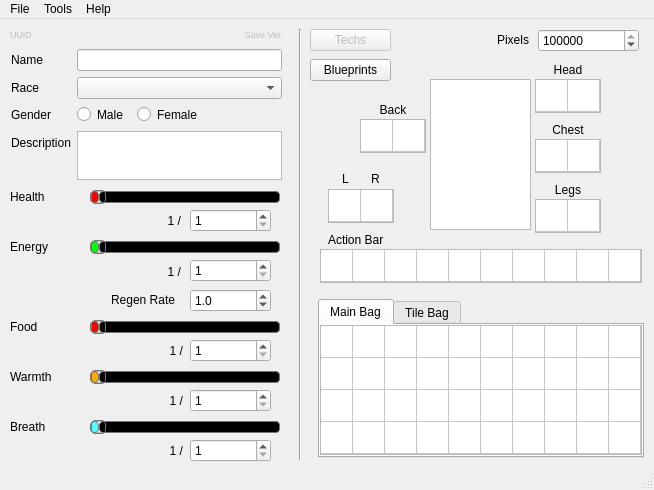
Qt form starcheat/templates/MainWindow.ui (wizzomafizzo/starcheat) before a commit.
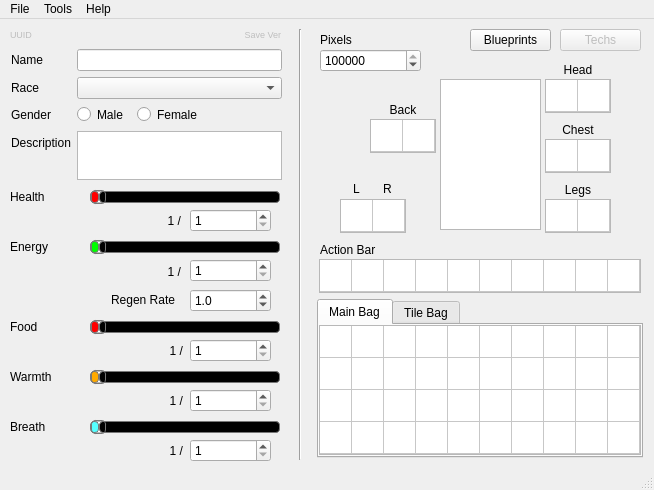
The same form after that commit.

Commit message: Added blueprint/recipe management dialog and assets module

What changed in the file:
```diff
--- a/starcheat/templates/MainWindow.ui
+++ b/starcheat/templates/MainWindow.ui
@@ -432,7 +432,7 @@
    <widget class="QLabel" name="backpack_label">
     <property name="geometry">
      <rect>
-      <x>360</x>
+      <x>370</x>
       <y>80</y>
       <width>66</width>
       <height>21</height>
@@ -448,7 +448,7 @@
    <widget class="QLabel" name="legs_label">
     <property name="geometry">
      <rect>
-      <x>535</x>
+      <x>545</x>
       <y>160</y>
       <width>66</width>
       <height>21</height>
@@ -464,8 +464,8 @@
    <widget class="QLabel" name="left_hand_label">
     <property name="geometry">
      <rect>
-      <x>330</x>
-      <y>150</y>
+      <x>341</x>
+      <y>160</y>
       <width>31</width>
       <height>20</height>
      </rect>
@@ -480,7 +480,7 @@
    <widget class="QLabel" name="chest_label">
     <property name="geometry">
      <rect>
-      <x>535</x>
+      <x>545</x>
       <y>100</y>
       <width>66</width>
       <height>21</height>
@@ -496,7 +496,7 @@
    <widget class="QLabel" name="head_label">
     <property name="geometry">
      <rect>
-      <x>535</x>
+      <x>545</x>
       <y>40</y>
       <width>66</width>
       <height>21</height>
@@ -512,7 +512,7 @@
    <widget class="QTabWidget" name="inv_tabs">
     <property name="geometry">
      <rect>
-      <x>318</x>
+      <x>317</x>
       <y>280</y>
       <width>326</width>
       <height>159</height>
@@ -804,8 +804,8 @@
    <widget class="QTableWidget" name="action_bar">
     <property name="geometry">
      <rect>
-      <x>320</x>
-      <y>230</y>
+      <x>319</x>
+      <y>240</y>
       <width>322</width>
       <height>34</height>
      </rect>
@@ -922,8 +922,8 @@
    <widget class="QTableWidget" name="wieldable">
     <property name="geometry">
      <rect>
-      <x>328</x>
-      <y>170</y>
+      <x>340</x>
+      <y>180</y>
       <width>66</width>
       <height>34</height>
      </rect>
@@ -1000,8 +1000,8 @@
    <widget class="QLabel" name="label">
     <property name="geometry">
      <rect>
-      <x>328</x>
-      <y>210</y>
+      <x>320</x>
+      <y>220</y>
       <width>64</width>
       <height>21</height>
      </rect>
@@ -1013,7 +1013,7 @@
    <widget class="QTableWidget" name="legs">
     <property name="geometry">
      <rect>
-      <x>535</x>
+      <x>545</x>
       <y>180</y>
       <width>66</width>
       <height>34</height>
@@ -1091,7 +1091,7 @@
    <widget class="QTableWidget" name="chest">
     <property name="geometry">
      <rect>
-      <x>535</x>
+      <x>545</x>
       <y>120</y>
       <width>66</width>
       <height>34</height>
@@ -1169,7 +1169,7 @@
    <widget class="QTableWidget" name="back">
     <property name="geometry">
      <rect>
-      <x>360</x>
+      <x>370</x>
       <y>100</y>
       <width>66</width>
       <height>34</height>
@@ -1247,7 +1247,7 @@
    <widget class="QTableWidget" name="head">
     <property name="geometry">
      <rect>
-      <x>535</x>
+      <x>545</x>
       <y>60</y>
       <width>66</width>
       <height>34</height>
@@ -1341,7 +1341,7 @@
    <widget class="QLabel" name="pixels_label">
     <property name="geometry">
      <rect>
-      <x>488</x>
+      <x>320</x>
       <y>10</y>
       <width>41</width>
       <height>21</height>
@@ -1354,14 +1354,14 @@
      <string>Pixels</string>
     </property>
     <property name="alignment">
-     <set>Qt::AlignRight|Qt::AlignTrailing|Qt::AlignVCenter</set>
+     <set>Qt::AlignLeading|Qt::AlignLeft|Qt::AlignVCenter</set>
     </property>
    </widget>
    <widget class="QSpinBox" name="pixels">
     <property name="geometry">
      <rect>
-      <x>538</x>
-      <y>10</y>
+      <x>320</x>
+      <y>30</y>
       <width>101</width>
       <height>23</height>
      </rect>
@@ -1379,7 +1379,7 @@
    <widget class="QGraphicsView" name="player_pic">
     <property name="geometry">
      <rect>
-      <x>430</x>
+      <x>440</x>
       <y>60</y>
       <width>101</width>
       <height>151</height>
@@ -1389,8 +1389,8 @@
    <widget class="QLabel" name="left_hand_label_2">
     <property name="geometry">
      <rect>
-      <x>360</x>
-      <y>150</y>
+      <x>372</x>
+      <y>160</y>
       <width>31</width>
       <height>20</height>
      </rect>
@@ -1662,7 +1662,7 @@
     </property>
     <property name="geometry">
      <rect>
-      <x>310</x>
+      <x>560</x>
       <y>10</y>
       <width>81</width>
       <height>22</height>
@@ -1675,8 +1675,8 @@
    <widget class="QPushButton" name="pushButton_2">
     <property name="geometry">
      <rect>
-      <x>310</x>
-      <y>40</y>
+      <x>470</x>
+      <y>10</y>
       <width>81</width>
       <height>22</height>
      </rect>
```
Left out of the diff: 4 changed lines with no effect on the pictures. The commit also changes 4 other files.
